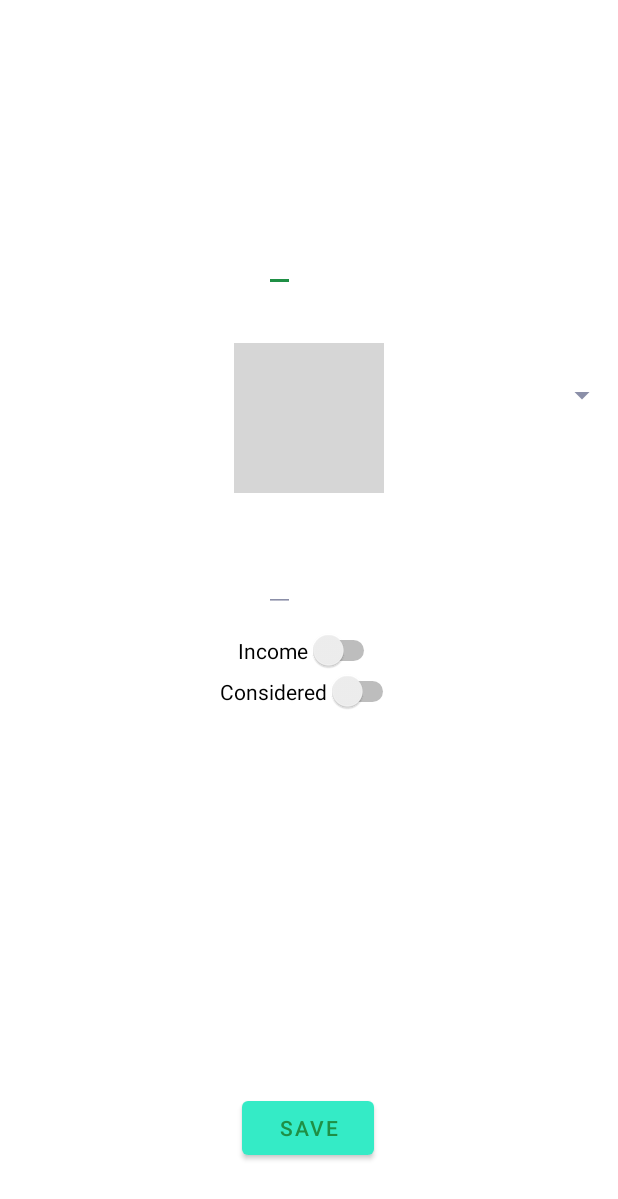
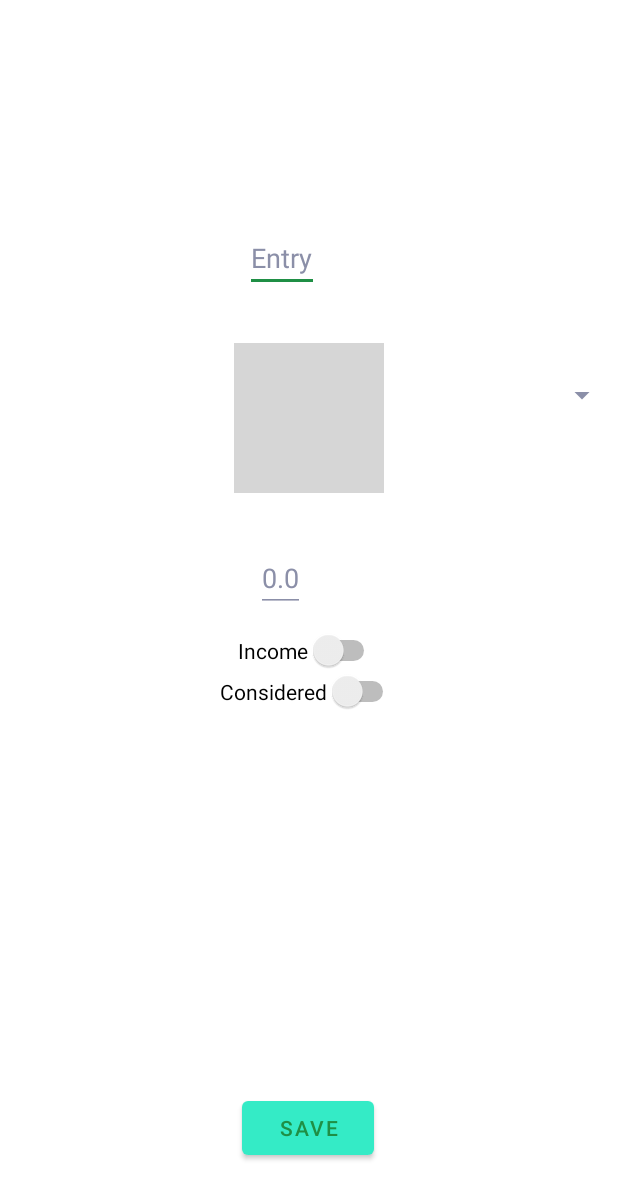
Before and after one commit to hothf/tcalc, an Android app: the layout dialog_home_addedit.xml on its own in the app's theme, with its tools: preview values and no code run, on a phone screen of 412 x 824 dp. Shown: the top 1199 px of the screen. Run offline under Robolectric (Android 15) with nearby library versions, the phone set to English and light mode, and no system bars; grey boxes are pictures that could not be loaded.

Commit message:
Improve inputs for record add edit

```diff
--- a/app/src/main/res/layout/dialog_home_addedit.xml
+++ b/app/src/main/res/layout/dialog_home_addedit.xml
@@ -22,11 +22,17 @@
             android:layout_marginStart="8dp"
             android:layout_marginEnd="8dp"
             android:layout_marginBottom="384dp"
+            android:maxLines="1"
+            android:singleLine="true"
+            android:hint="@string/record_key_hint"
             android:text="@={viewModel.keyText}"
             app:setError="@{viewModel.keyError}"
+            app:setSelection="@{viewModel.keySelection}"
             app:layout_constraintBottom_toTopOf="@+id/button"
             app:layout_constraintEnd_toEndOf="parent"
             app:layout_constraintHorizontal_bias="0.448"
+            android:imeOptions="actionNext"
+            android:inputType="textCapSentences"
             app:layout_constraintStart_toStartOf="parent"
             app:layout_constraintTop_toTopOf="parent" />
 
@@ -37,8 +43,14 @@
             android:layout_marginStart="8dp"
             android:layout_marginEnd="8dp"
             android:layout_marginBottom="152dp"
+            android:maxLines="1"
+            android:singleLine="true"
+            android:hint="@string/record_value_hint"
             android:text="@={viewModel.valueText}"
             app:setError="@{viewModel.valueError}"
+            android:imeOptions="actionDone"
+            android:inputType="numberDecimal"
+            app:setSelection="@{viewModel.valueSelection}"
             app:layout_constraintBottom_toTopOf="@+id/button"
             app:layout_constraintEnd_toEndOf="parent"
             app:layout_constraintHorizontal_bias="0.448"
--- a/app/src/main/res/values/strings.xml
+++ b/app/src/main/res/values/strings.xml
@@ -6,6 +6,9 @@
 
     <string name="add">Add new</string>
     <string name="share_export">Share your export</string>
+
+    <string name="record_key_hint">Entry</string>
+    <string name="record_value_hint">0.0</string>
 
     <string name="export_fallback_name">Export</string>
     <string name="import_fallback_name">Imported User</string>
```
Also changed, not shown: app/src/main/java/de/ka/jamit/tcalc/ui/home/addedit/HomeAddEditDialogViewModel.kt (+6 -1 lines).
